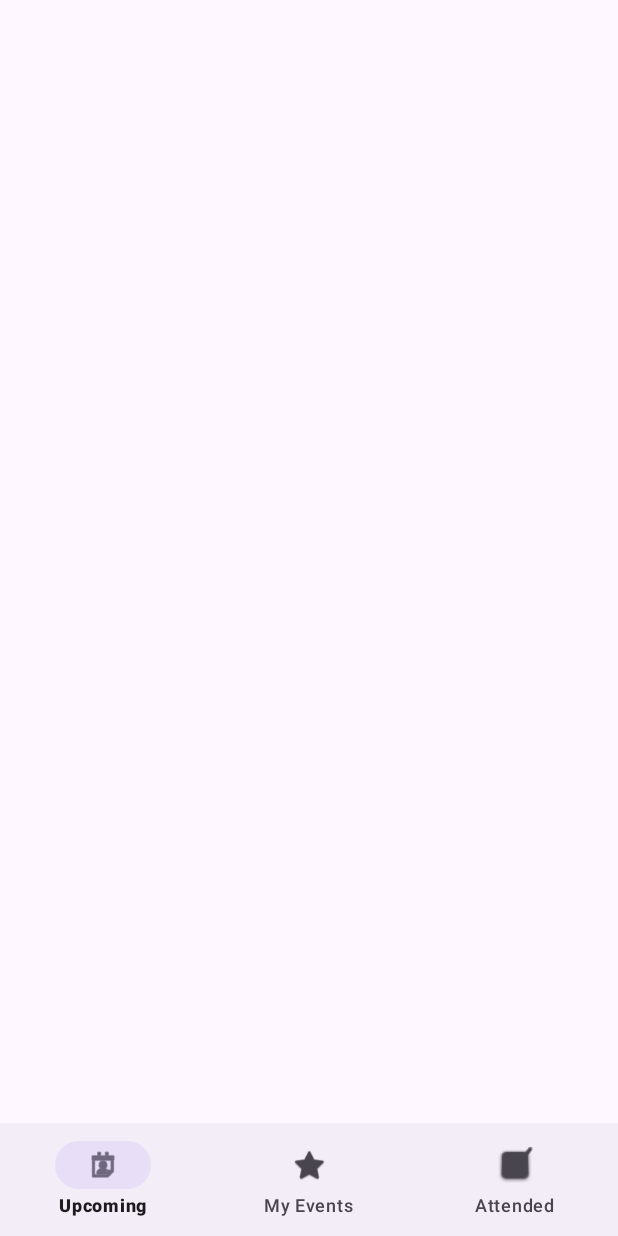
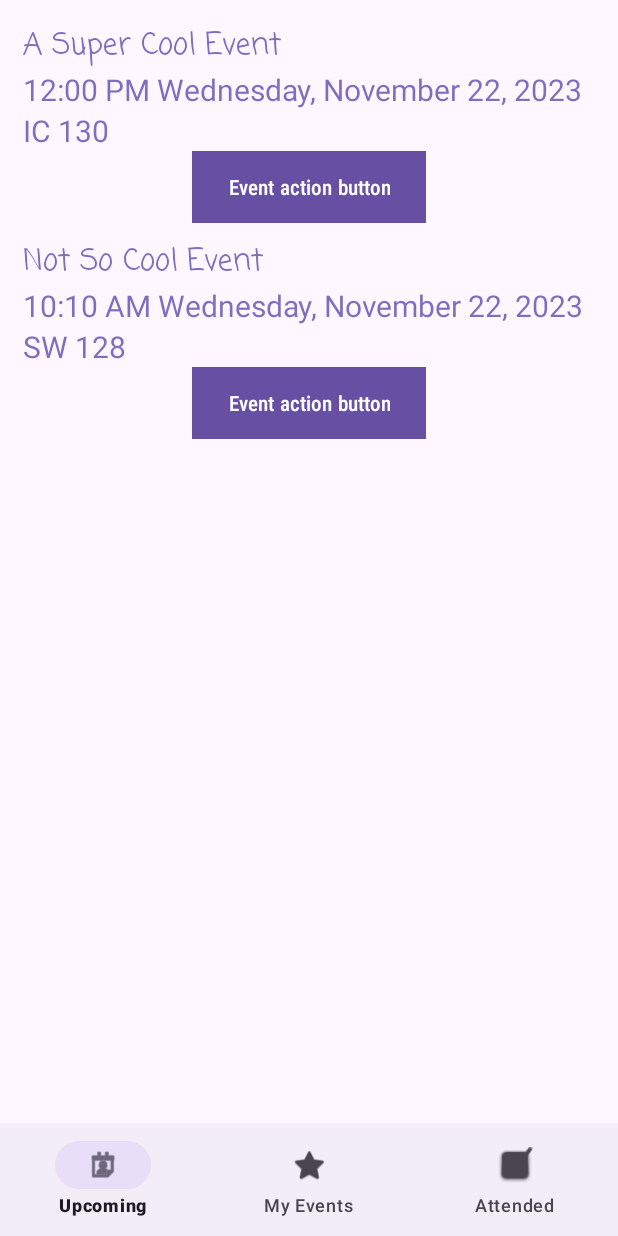
Before and after one commit to NabilAldihni/Group21Project, an Android app: the EventsUpcomingFragment screen opened directly, with no data from a screen before it, on a phone screen of 412 x 824 dp. Run offline under Robolectric (Android 15) with nearby library versions, the phone set to English and light mode, and no system bars; our stand-ins replace Firebase (no records; nobody signed in at launch, a user with empty details on screens opened directly).

Commit message:
EventListViewHolder onClick made modular

```diff
--- a/app/src/main/java/com/example/group21project/EventListViewAdapter.java
+++ b/app/src/main/java/com/example/group21project/EventListViewAdapter.java
@@ -13,17 +13,23 @@ import java.util.List;
 public class EventListViewAdapter extends RecyclerView.Adapter<EventListViewHolder> {
     private final Context eventListContext;
     private final List<EventListItem> eventListItems;
+    private final int popupFragmentId;
+    private final int popupFragmentTextId;
 
-    public EventListViewAdapter(Context eventListContext, List<EventListItem> eventListItems) {
+
+    public EventListViewAdapter(Context eventListContext, List<EventListItem> eventListItems, int popupFragmentId,
+                                int popupFragmentTextId) {
         this.eventListContext = eventListContext;
         this.eventListItems = eventListItems;
+        this.popupFragmentId = popupFragmentId;
+        this.popupFragmentTextId = popupFragmentTextId;
     }
 
     @NonNull
     @Override
     public EventListViewHolder onCreateViewHolder(@NonNull ViewGroup parent, int viewType) {
         View view = LayoutInflater.from(eventListContext).inflate(R.layout.event_list_item, parent, false);
-        return new EventListViewHolder(view);
+        return new EventListViewHolder(view, popupFragmentId, popupFragmentTextId);
     }
 
     @Override
@@ -32,7 +38,6 @@ public class EventListViewAdapter extends RecyclerView.Adapter<EventListViewHold
         holder.getEventNameView().setText(event.getName());
         holder.getEventStartTimeView().setText(event.getStartTimeString());
         holder.getEventLocationView().setText(event.getLocation());
-        //holder.getEventActionButton().setText(event.getButtonName());
     }
 
     @Override
--- a/app/src/main/java/com/example/group21project/EventsFragment.java
+++ b/app/src/main/java/com/example/group21project/EventsFragment.java
@@ -1,13 +1,9 @@
 package com.example.group21project;
 
-import android.app.Dialog;
-import android.graphics.Color;
-import android.graphics.drawable.ColorDrawable;
 import android.os.Bundle;
 import android.view.LayoutInflater;
 import android.view.View;
 import android.view.ViewGroup;
-import android.widget.Button;
 
 import androidx.annotation.NonNull;
 import androidx.annotation.Nullable;
@@ -26,6 +22,8 @@ public abstract class EventsFragment extends Fragment {
     abstract int getEventFragmentId();
     abstract List<EventListItem> getEventListItems();   // TODO: implement data retrieval from the server
     abstract int getEventListRecyclerViewId();
+    abstract int getPopupFragmentId();
+    abstract int getPopupFragmentTextId();
 
     public EventsFragment() {
         eventsDatabase = FirebaseDatabase.getInstance();
@@ -44,7 +42,8 @@ public abstract class EventsFragment extends Fragment {
 
         RecyclerView eventListRecyclerView = view.findViewById(getEventListRecyclerViewId());
         eventListRecyclerView.setLayoutManager(new LinearLayoutManager(getContext()));
-        EventListViewAdapter eventListAdapter = new EventListViewAdapter(getContext(), eventListItems);
+        EventListViewAdapter eventListAdapter = new EventListViewAdapter(getContext(), eventListItems,
+                getPopupFragmentId(), getPopupFragmentTextId());
         eventListRecyclerView.setAdapter(eventListAdapter);
         eventListAdapter.notifyDataSetChanged();
     }
--- a/app/src/main/java/com/example/group21project/EventsUpcomingFragment.java
+++ b/app/src/main/java/com/example/group21project/EventsUpcomingFragment.java
@@ -13,6 +13,7 @@ import com.google.firebase.database.DataSnapshot;
 import com.google.firebase.database.DatabaseError;
 import com.google.firebase.database.DatabaseReference;
 
+import java.time.LocalDateTime;
 import java.util.ArrayList;
 import java.util.List;
 
@@ -29,26 +30,36 @@ public class EventsUpcomingFragment extends EventsFragment {
     }
 
     @Override
-    List<EventListItem> getEventListItems() {
-//        ArrayList<EventListItem> eventListItems = new ArrayList<>();
-//        eventListItems.add(new DepartmentEvent("A Super Cool Event", "This is a super cool event!",
-//                LocalDateTime.of(2023, 11, 22, 12, 0),
-//                LocalDateTime.of(2023, 11, 22, 14, 30),
-//                "IC 130", 200));
-//        eventListItems.add(new DepartmentEvent("Not So Cool Event", "This event is mid.",
-//                LocalDateTime.of(2023, 11, 22, 10, 10),
-//                LocalDateTime.of(2023, 11, 23, 15, 45),
-//                "SW 128", 10));
-//
-//        return eventListItems;
-        fetchUpcomingEvents();
-        Log.d("EventFragmentFirebaseDebug", "fetchUpcomingEvents() successful");
-        return eventListItems;
+    protected int getEventListRecyclerViewId() {
+        return R.id.upcomingEventsView;
     }
 
     @Override
-    protected int getEventListRecyclerViewId() {
-        return R.id.upcomingEventsView;
+    int getPopupFragmentId() {
+        return R.layout.fragment_popup_rsvp;
+    }
+
+    @Override
+    int getPopupFragmentTextId() {
+        return R.id.eventRSVPPopupText;
+    }
+
+    @Override
+    List<EventListItem> getEventListItems() {
+        ArrayList<EventListItem> eventListItems = new ArrayList<>();
+        eventListItems.add(new DepartmentEvent("A Super Cool Event", "This is a super cool event!",
+                LocalDateTime.of(2023, 11, 22, 12, 0),
+                LocalDateTime.of(2023, 11, 22, 14, 30),
+                "IC 130", 200));
+        eventListItems.add(new DepartmentEvent("Not So Cool Event", "This event is mid.",
+                LocalDateTime.of(2023, 11, 22, 10, 10),
+                LocalDateTime.of(2023, 11, 23, 15, 45),
+                "SW 128", 10));
+
+        return eventListItems;
+//        fetchUpcomingEvents();
+//        Log.d("EventFragmentFirebaseDebug", "fetchUpcomingEvents() successful");
+//        return eventListItems;
     }
 
     private void fetchUpcomingEvents() {
--- a/app/src/main/res/layout/fragment_popup.xml
+++ b/app/src/main/res/layout/fragment_popup.xml
@@ -28,7 +28,7 @@
         android:layout_marginTop="18dp" />
 
     <TextView
-        android:id="@+id/textView2"
+        android:id="@+id/eventAttendedPopupText"
         android:layout_width="wrap_content"
         android:layout_height="wrap_content"
         android:text="@string/rate"
--- a/app/src/main/res/layout/fragment_popup_rsvp.xml
+++ b/app/src/main/res/layout/fragment_popup_rsvp.xml
@@ -28,7 +28,7 @@
         android:layout_marginTop="18dp" />
 
     <TextView
-        android:id="@+id/textView2"
+        android:id="@+id/eventRSVPPopupText"
         android:layout_width="wrap_content"
         android:layout_height="wrap_content"
         android:text="@string/rate"
```
Also changed, not shown: app/src/main/java/com/example/group21project/EventListViewHolder.java (+5 -19 lines), app/src/main/java/com/example/group21project/EventsAttendedFragment.java (+15 -7 lines), app/src/main/java/com/example/group21project/EventsSubscribedFragment.java (+16 -6 lines).
